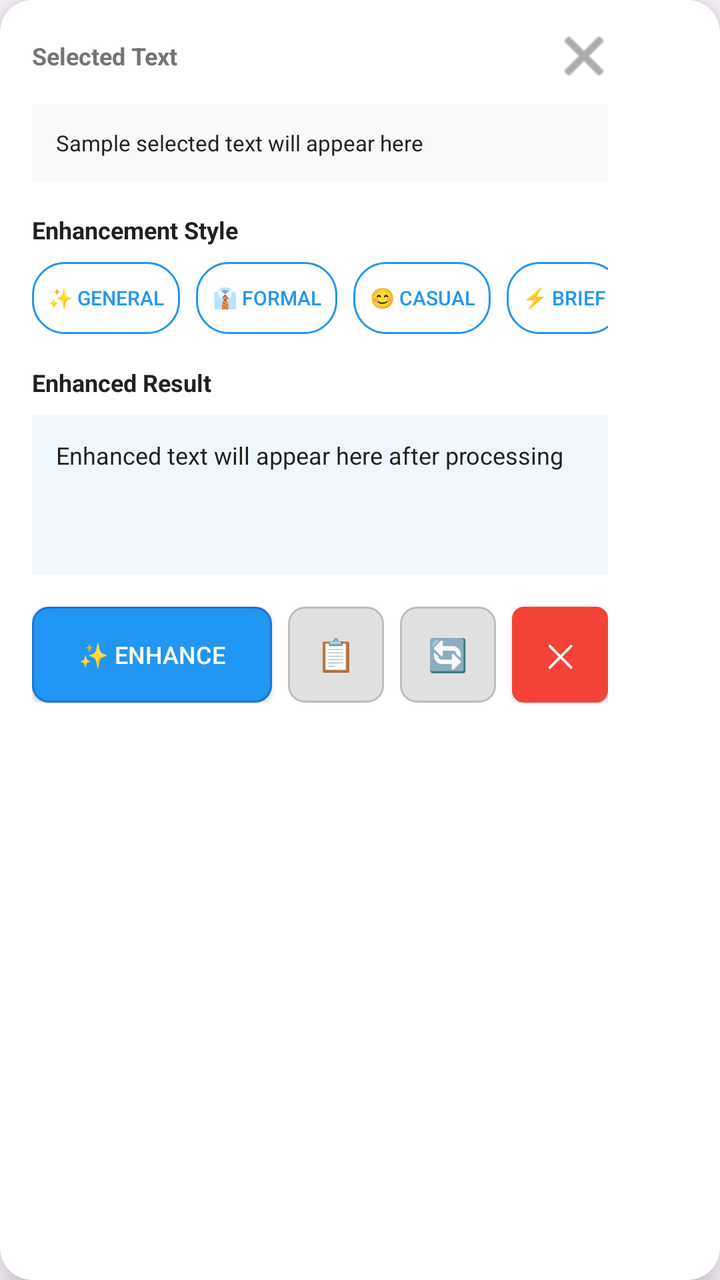
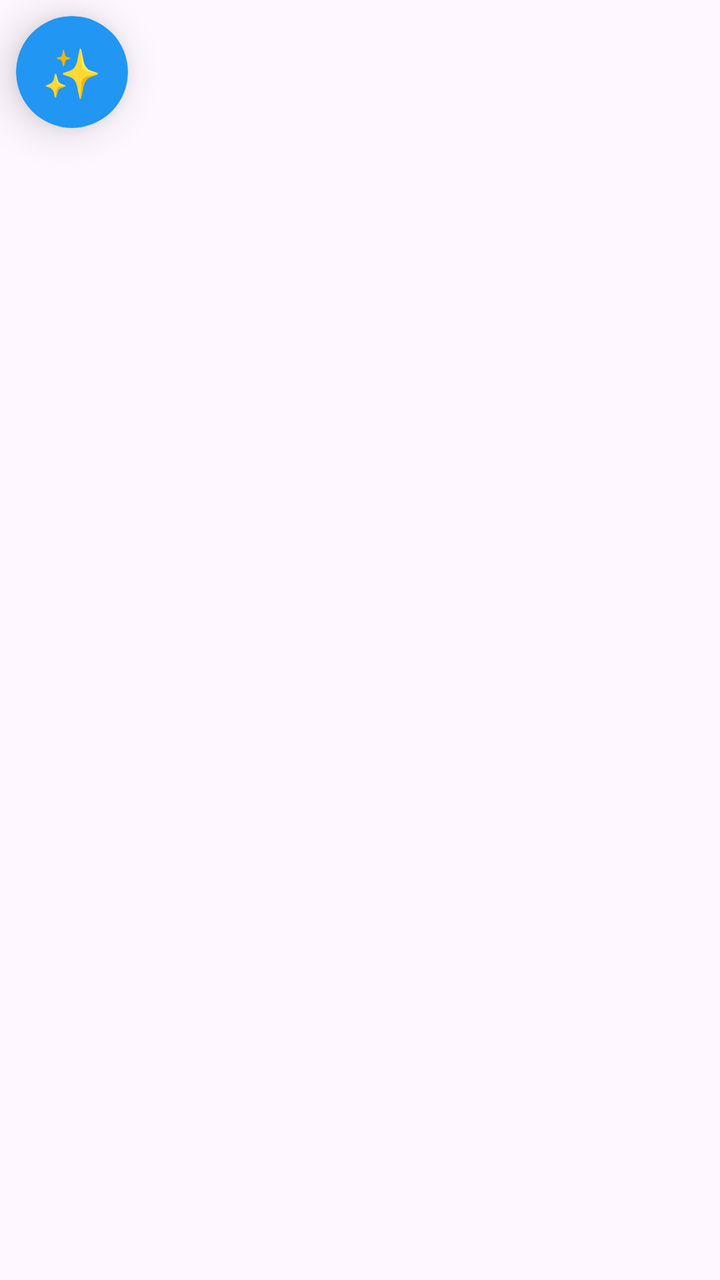

Two renders of the same Android screen: before a commit and after it. Below are the layout's source before the change and the commit's diff.
<!-- AndroidManifest.xml: application theme Theme.TextSelectionBubble -->
<!-- res/layout/bubble_layout.xml -->
<?xml version="1.0" encoding="utf-8"?>
<androidx.cardview.widget.CardView xmlns:android="http://schemas.android.com/apk/res/android"
    xmlns:app="http://schemas.android.com/apk/res-auto"
    android:layout_width="wrap_content"
    android:layout_height="wrap_content"
    android:layout_margin="8dp"
    app:cardCornerRadius="16dp"
    app:cardElevation="12dp"
    app:cardBackgroundColor="@color/bubble_background">

    <LinearLayout
        android:layout_width="320dp"
        android:layout_height="wrap_content"
        android:orientation="vertical"
        android:padding="16dp">

        
        <LinearLayout
            android:layout_width="match_parent"
            android:layout_height="wrap_content"
            android:orientation="horizontal"
            android:gravity="center_vertical"
            android:layout_marginBottom="12dp">

            <TextView
                android:layout_width="0dp"
                android:layout_height="wrap_content"
                android:layout_weight="1"
                android:text="Selected Text"
                android:textSize="12sp"
                android:textColor="@color/text_secondary"
                android:textStyle="bold" />

            <ImageButton
                android:id="@+id/btnMinimize"
                android:layout_width="24dp"
                android:layout_height="24dp"
                android:background="?android:attr/selectableItemBackgroundBorderless"
                android:src="@android:drawable/ic_menu_close_clear_cancel"
                android:contentDescription="Minimize"
                android:tint="@color/text_secondary" />
        </LinearLayout>

        
        <TextView
            android:id="@+id/tvSelectedText"
            android:layout_width="match_parent"
            android:layout_height="wrap_content"
            android:text="Sample selected text will appear here"
            android:textSize="11sp"
            android:textColor="@color/text_primary"
            android:maxLines="3"
            android:ellipsize="end"
            android:layout_marginBottom="16dp"
            android:background="#F8F9FA"
            android:padding="12dp"
            android:lineSpacingExtra="2dp" />

        
        <TextView
            android:layout_width="match_parent"
            android:layout_height="wrap_content"
            android:text="Enhancement Style"
            android:textSize="12sp"
            android:textColor="@color/text_primary"
            android:textStyle="bold"
            android:layout_marginBottom="8dp" />

        <HorizontalScrollView
            android:layout_width="match_parent"
            android:layout_height="wrap_content"
            android:layout_marginBottom="16dp"
            android:scrollbars="none">

            <LinearLayout
                android:layout_width="wrap_content"
                android:layout_height="wrap_content"
                android:orientation="horizontal">

                <Button
                    android:id="@+id/btnGeneral"
                    android:layout_width="wrap_content"
                    android:layout_height="36dp"
                    android:layout_marginEnd="8dp"
                    android:text="✨ General"
                    android:textSize="10sp"
                    android:background="@drawable/enhancement_button_selector"
                    android:textColor="@color/enhancement_selected"
                    android:padding="8dp"
                    android:minWidth="0dp" />

                <Button
                    android:id="@+id/btnProfessional"
                    android:layout_width="wrap_content"
                    android:layout_height="36dp"
                    android:layout_marginEnd="8dp"
                    android:text="👔 Formal"
                    android:textSize="10sp"
                    android:background="@drawable/enhancement_button_selector"
                    android:textColor="@color/enhancement_selected"
                    android:padding="8dp"
                    android:minWidth="0dp" />

                <Button
                    android:id="@+id/btnCasual"
                    android:layout_width="wrap_content"
                    android:layout_height="36dp"
                    android:layout_marginEnd="8dp"
                    android:text="😊 Casual"
                    android:textSize="10sp"
                    android:background="@drawable/enhancement_button_selector"
                    android:textColor="@color/enhancement_selected"
                    android:padding="8dp"
                    android:minWidth="0dp" />

                <Button
                    android:id="@+id/btnConcise"
                    android:layout_width="wrap_content"
                    android:layout_height="36dp"
                    android:layout_marginEnd="8dp"
                    android:text="⚡ Brief"
                    android:textSize="10sp"
                    android:background="@drawable/enhancement_button_selector"
                    android:textColor="@color/enhancement_selected"
                    android:padding="8dp"
                    android:minWidth="0dp" />

                <Button
                    android:id="@+id/btnDetailed"
                    android:layout_width="wrap_content"
                    android:layout_height="36dp"
                    android:text="📝 Detailed"
                    android:textSize="10sp"
                    android:background="@drawable/enhancement_button_selector"
                    android:textColor="@color/enhancement_selected"
                    android:padding="8dp"
                    android:minWidth="0dp" />

            </LinearLayout>
        </HorizontalScrollView>

        
        <TextView
            android:layout_width="match_parent"
            android:layout_height="wrap_content"
            android:text="Enhanced Result"
            android:textSize="12sp"
            android:textColor="@color/text_primary"
            android:textStyle="bold"
            android:layout_marginBottom="8dp" />

        <TextView
            android:id="@+id/tvTransformedText"
            android:layout_width="match_parent"
            android:layout_height="wrap_content"
            android:text="Enhanced text will appear here after processing"
            android:textSize="12sp"
            android:textColor="@color/text_primary"
            android:maxLines="5"
            android:ellipsize="end"
            android:layout_marginBottom="16dp"
            android:background="#F0F8FF"
            android:padding="12dp"
            android:textIsSelectable="true"
            android:minHeight="80dp"
            android:gravity="top"
            android:lineSpacingExtra="2dp" />

        
        <LinearLayout
            android:layout_width="match_parent"
            android:layout_height="wrap_content"
            android:orientation="horizontal"
            android:gravity="center_vertical">

            <Button
                android:id="@+id/btnEnhance"
                android:layout_width="0dp"
                android:layout_height="48dp"
                android:layout_weight="1"
                android:text="✨ Enhance"
                android:textSize="12sp"
                android:layout_marginEnd="8dp"
                android:background="@drawable/enhanced_action_button"
                android:textColor="@android:color/white" />

            <Button
                android:id="@+id/btnCopy"
                android:layout_width="48dp"
                android:layout_height="48dp"
                android:text="📋"
                android:textSize="16sp"
                android:layout_marginEnd="8dp"
                android:enabled="false"
                android:background="@drawable/disabled_action_button"
                android:textColor="@color/text_secondary" />

            <Button
                android:id="@+id/btnReplace"
                android:layout_width="48dp"
                android:layout_height="48dp"
                android:text="🔄"
                android:textSize="16sp"
                android:layout_marginEnd="8dp"
                android:enabled="false"
                android:background="@drawable/disabled_action_button"
                android:textColor="@color/text_secondary" />

            <Button
                android:id="@+id/btnClose"
                android:layout_width="48dp"
                android:layout_height="48dp"
                android:text="✕"
                android:textSize="16sp"
                android:background="@drawable/close_button_background"
                android:textColor="@android:color/white" />

        </LinearLayout>

        
        <LinearLayout
            android:id="@+id/progressContainer"
            android:layout_width="match_parent"
            android:layout_height="wrap_content"
            android:layout_marginTop="12dp"
            android:gravity="center"
            android:visibility="gone">

            <ProgressBar
                android:id="@+id/progressBar"
                style="?android:attr/progressBarStyleSmall"
                android:layout_width="16dp"
                android:layout_height="16dp"
                android:layout_marginEnd="8dp" />

            <TextView
                android:id="@+id/tvStatus"
                android:layout_width="wrap_content"
                android:layout_height="wrap_content"
                android:text="Processing..."
                android:textSize="10sp"
                android:textColor="@color/text_secondary" />
        </LinearLayout>

    </LinearLayout>

</androidx.cardview.widget.CardView>
<!-- resources referenced by this layout -->
<resources>
  <color name="bubble_background">#FFFFFF</color>
  <color name="enhancement_selected">#2196F3</color>
  <color name="text_primary">#212121</color>
  <color name="text_secondary">#757575</color>
  <!-- drawable close_button_background (drawable) -->
  <?xml version="1.0" encoding="utf-8"?>
  <shape xmlns:android="http://schemas.android.com/apk/res/android">
      <solid android:color="#F44336" />
      <corners android:radius="6dp" />
  </shape>
  <!-- drawable disabled_action_button (drawable) -->
  <?xml version="1.0" encoding="utf-8"?>
  <shape xmlns:android="http://schemas.android.com/apk/res/android">
      <solid android:color="@color/enhancement_unselected" />
      <corners android:radius="8dp" />
      <stroke
          android:width="1dp"
          android:color="#BDBDBD" />
  </shape>
  <!-- drawable enhanced_action_button (drawable) -->
  <?xml version="1.0" encoding="utf-8"?>
  <shape xmlns:android="http://schemas.android.com/apk/res/android">
      <solid android:color="@color/enhancement_selected" />
      <corners android:radius="8dp" />
      <stroke
          android:width="1dp"
          android:color="#1976D2" />
  </shape>
  <!-- drawable enhancement_button_selector (drawable) -->
  <?xml version="1.0" encoding="utf-8"?>
  <selector xmlns:android="http://schemas.android.com/apk/res/android">
      <item android:state_selected="true" android:drawable="@drawable/enhancement_button_selected" />
      <item android:drawable="@drawable/enhancement_button_unselected" />
  </selector>
  <style name="Theme.TextSelectionBubble" parent="Theme.Material3.DayNight.NoActionBar">
          <item name="colorPrimary">@color/enhancement_selected</item>
          <item name="colorOnPrimary">@android:color/white</item>
          <item name="colorSecondary">@color/teal_200</item>
          <item name="colorError">@color/close_button_color</item>
      </style>
  <color name="enhancement_unselected">#E0E0E0</color>
  <!-- drawable enhancement_button_selected (drawable) -->
  <?xml version="1.0" encoding="utf-8"?>
  <shape xmlns:android="http://schemas.android.com/apk/res/android">
      <solid android:color="@color/enhancement_selected" />
      <corners android:radius="16dp" />
      <stroke
          android:width="1dp"
          android:color="@color/enhancement_selected" />
  </shape>
  <!-- drawable enhancement_button_unselected (drawable) -->
  <?xml version="1.0" encoding="utf-8"?>
  <shape xmlns:android="http://schemas.android.com/apk/res/android">
      <solid android:color="@android:color/transparent" />
      <corners android:radius="16dp" />
      <stroke
          android:width="1dp"
          android:color="@color/enhancement_selected" />
  </shape>
  <color name="teal_200">#FF03DAC5</color>
  <color name="close_button_color">#F44336</color>
</resources>

<!-- the commit's change to res/layout/bubble_layout.xml (unified diff, before → after) -->
@@ -1,247 +1,291 @@
 <?xml version="1.0" encoding="utf-8"?>
-<androidx.cardview.widget.CardView xmlns:android="http://schemas.android.com/apk/res/android"
+<FrameLayout xmlns:android="http://schemas.android.com/apk/res/android"
     xmlns:app="http://schemas.android.com/apk/res-auto"
     android:layout_width="wrap_content"
-    android:layout_height="wrap_content"
-    android:layout_margin="8dp"
-    app:cardCornerRadius="16dp"
-    app:cardElevation="12dp"
-    app:cardBackgroundColor="@color/bubble_background">
-
-    <LinearLayout
-        android:layout_width="320dp"
-        android:layout_height="wrap_content"
-        android:orientation="vertical"
-        android:padding="16dp">
-
-        
+    android:layout_height="wrap_content">
+
+    
+    <androidx.cardview.widget.CardView
+        android:id="@+id/minimizedView"
+        android:layout_width="56dp"
+        android:layout_height="56dp"
+        android:layout_margin="8dp"
+        app:cardCornerRadius="28dp"
+        app:cardElevation="12dp"
+        app:cardBackgroundColor="@color/enhancement_selected"
+        android:visibility="visible">
+
         <LinearLayout
             android:layout_width="match_parent"
+            android:layout_height="match_parent"
+            android:gravity="center"
+            android:orientation="vertical">
+
+            <TextView
+                android:layout_width="wrap_content"
+                android:layout_height="wrap_content"
+                android:text="✨"
+                android:textSize="24sp" />
+
+        </LinearLayout>
+    </androidx.cardview.widget.CardView>
+
+    
+    <androidx.cardview.widget.CardView
+        android:id="@+id/expandedView"
+        android:layout_width="wrap_content"
+        android:layout_height="wrap_content"
+        android:layout_margin="8dp"
+        app:cardCornerRadius="16dp"
+        app:cardElevation="12dp"
+        app:cardBackgroundColor="@color/bubble_background"
+        android:visibility="gone">
+
+        <LinearLayout
+            android:layout_width="320dp"
             android:layout_height="wrap_content"
-            android:orientation="horizontal"
-            android:gravity="center_vertical"
-            android:layout_marginBottom="12dp">
-
+            android:orientation="vertical"
+            android:padding="16dp">
+
+            
+            <LinearLayout
+                android:layout_width="match_parent"
+                android:layout_height="wrap_content"
+                android:orientation="horizontal"
+                android:gravity="center_vertical"
+                android:layout_marginBottom="12dp">
+
+                <TextView
+                    android:layout_width="0dp"
+                    android:layout_height="wrap_content"
+                    android:layout_weight="1"
+                    android:text="Selected Text"
+                    android:textSize="12sp"
+                    android:textColor="@color/text_secondary"
+                    android:textStyle="bold" />
+
+                <ImageButton
+                    android:id="@+id/btnMinimize"
+                    android:layout_width="24dp"
+                    android:layout_height="24dp"
+                    android:layout_marginEnd="8dp"
+                    android:background="?android:attr/selectableItemBackgroundBorderless"
+                    android:src="@android:drawable/ic_menu_close_clear_cancel"
+                    android:contentDescription="Minimize"
+                    app:tint="@color/text_secondary" />
+
+                <ImageButton
+                    android:id="@+id/btnClose"
+                    android:layout_width="24dp"
+                    android:layout_height="24dp"
+                    android:background="?android:attr/selectableItemBackgroundBorderless"
+                    android:src="@android:drawable/ic_delete"
+                    android:contentDescription="Close"
+                    app:tint="@color/close_button_color" />
+            </LinearLayout>
+
+            
             <TextView
-                android:layout_width="0dp"
-                android:layout_height="wrap_content"
-                android:layout_weight="1"
-                android:text="Selected Text"
+                android:id="@+id/tvSelectedText"
+                android:layout_width="match_parent"
+                android:layout_height="wrap_content"
+                android:text="Sample selected text will appear here"
+                android:textSize="11sp"
+                android:textColor="@color/text_primary"
+                android:maxLines="3"
+                android:ellipsize="end"
+                android:layout_marginBottom="16dp"
+                android:background="#F8F9FA"
+                android:padding="12dp"
+                android:lineSpacingExtra="2dp" />
+
+            
+            <TextView
+                android:layout_width="match_parent"
+                android:layout_height="wrap_content"
+                android:text="Enhancement Style"
                 android:textSize="12sp"
-                android:textColor="@color/text_secondary"
-                android:textStyle="bold" />
-
-            <ImageButton
-                android:id="@+id/btnMinimize"
-                android:layout_width="24dp"
-                android:layout_height="24dp"
-                android:background="?android:attr/selectableItemBackgroundBorderless"
-                android:src="@android:drawable/ic_menu_close_clear_cancel"
-                android:contentDescription="Minimize"
-                android:tint="@color/text_secondary" />
-        </LinearLayout>
-
-        
-        <TextView
-            android:id="@+id/tvSelectedText"
-            android:layout_width="match_parent"
-            android:layout_height="wrap_content"
-            android:text="Sample selected text will appear here"
-            android:textSize="11sp"
-            android:textColor="@color/text_primary"
-            android:maxLines="3"
-            android:ellipsize="end"
-            android:layout_marginBottom="16dp"
-            android:background="#F8F9FA"
-            android:padding="12dp"
-            android:lineSpacingExtra="2dp" />
-
-        
-        <TextView
-            android:layout_width="match_parent"
-            android:layout_height="wrap_content"
-            android:text="Enhancement Style"
-            android:textSize="12sp"
-            android:textColor="@color/text_primary"
-            android:textStyle="bold"
-            android:layout_marginBottom="8dp" />
-
-        <HorizontalScrollView
-            android:layout_width="match_parent"
-            android:layout_height="wrap_content"
-            android:layout_marginBottom="16dp"
-            android:scrollbars="none">
-
-            <LinearLayout
-                android:layout_width="wrap_content"
-                android:layout_height="wrap_content"
-                android:orientation="horizontal">
-
-                <Button
-                    android:id="@+id/btnGeneral"
+                android:textColor="@color/text_primary"
+                android:textStyle="bold"
+                android:layout_marginBottom="8dp" />
+
+            <HorizontalScrollView
+                android:layout_width="match_parent"
+                android:layout_height="wrap_content"
+                android:layout_marginBottom="16dp"
+                android:scrollbars="none">
+
+                <LinearLayout
                     android:layout_width="wrap_content"
-                    android:layout_height="36dp"
-                    android:layout_marginEnd="8dp"
-                    android:text="✨ General"
-                    android:textSize="10sp"
-                    android:background="@drawable/enhancement_button_selector"
-                    android:textColor="@color/enhancement_selected"
-                    android:padding="8dp"
-                    android:minWidth="0dp" />
-
-                <Button
-                    android:id="@+id/btnProfessional"
-                    android:layout_width="wrap_content"
-                    android:layout_height="36dp"
-                    android:layout_marginEnd="8dp"
-                    android:text="👔 Formal"
-                    android:textSize="10sp"
-                    android:background="@drawable/enhancement_button_selector"
-                    android:textColor="@color/enhancement_selected"
-                    android:padding="8dp"
-                    android:minWidth="0dp" />
-
-                <Button
-                    android:id="@+id/btnCasual"
-                    android:layout_width="wrap_content"
-                    android:layout_height="36dp"
-                    android:layout_marginEnd="8dp"
-                    android:text="😊 Casual"
-                    android:textSize="10sp"
-                    android:background="@drawable/enhancement_button_selector"
-                    android:textColor="@color/enhancement_selected"
-                    android:padding="8dp"
-                    android:minWidth="0dp" />
-
-                <Button
-                    android:id="@+id/btnConcise"
-                    android:layout_width="wrap_content"
-                    android:layout_height="36dp"
-                    android:layout_marginEnd="8dp"
-                    android:text="⚡ Brief"
-                    android:textSize="10sp"
-                    android:background="@drawable/enhancement_button_selector"
-                    android:textColor="@color/enhancement_selected"
-                    android:padding="8dp"
-                    android:minWidth="0dp" />
-
-                <Button
-                    android:id="@+id/btnDetailed"
-                    android:layout_width="wrap_content"
-                    android:layout_height="36dp"
-                    android:text="📝 Detailed"
-                    android:textSize="10sp"
-                    android:background="@drawable/enhancement_button_selector"
-                    android:textColor="@color/enhancement_selected"
-                    android:padding="8dp"
-                    android:minWidth="0dp" />
-
-            </LinearLayout>
-        </HorizontalScrollView>
-
-        
-        <TextView
-            android:layout_width="match_parent"
-            android:layout_height="wrap_content"
-            android:text="Enhanced Result"
-            android:textSize="12sp"
-            android:textColor="@color/text_primary"
-            android:textStyle="bold"
-            android:layout_marginBottom="8dp" />
-
-        <TextView
-            android:id="@+id/tvTransformedText"
-            android:layout_width="match_parent"
-            android:layout_height="wrap_content"
-            android:text="Enhanced text will appear here after processing"
-            android:textSize="12sp"
-            android:textColor="@color/text_primary"
-            android:maxLines="5"
-            android:ellipsize="end"
-            android:layout_marginBottom="16dp"
-            android:background="#F0F8FF"
-            android:padding="12dp"
-            android:textIsSelectable="true"
-            android:minHeight="80dp"
-            android:gravity="top"
-            android:lineSpacingExtra="2dp" />
-
-        
-        <LinearLayout
-            android:layout_width="match_parent"
-            android:layout_height="wrap_content"
-            android:orientation="horizontal"
-            android:gravity="center_vertical">
-
+                    android:layout_height="wrap_content"
+                    android:orientation="horizontal">
+
+                    <Button
+                        android:id="@+id/btnGeneral"
+                        android:layout_width="wrap_content"
+                        android:layout_height="36dp"
+                        android:layout_marginEnd="8dp"
+                        android:text="✨ General"
+                        android:textSize="10sp"
+                        android:background="@drawable/enhancement_button_selector"
+                        android:textColor="@color/enhancement_selected"
+                        android:padding="8dp"
+                        android:minWidth="0dp" />
+
+                    <Button
+                        android:id="@+id/btnProfessional"
+                        android:layout_width="wrap_content"
+                        android:layout_height="36dp"
+                        android:layout_marginEnd="8dp"
+                        android:text="👔 Formal"
+                        android:textSize="10sp"
+                        android:background="@drawable/enhancement_button_selector"
+                        android:textColor="@color/enhancement_selected"
+                        android:padding="8dp"
+                        android:minWidth="0dp" />
+
+                    <Button
+                        android:id="@+id/btnCasual"
+                        android:layout_width="wrap_content"
+                        android:layout_height="36dp"
+                        android:layout_marginEnd="8dp"
+                        android:text="😊 Casual"
+                        android:textSize="10sp"
+                        android:background="@drawable/enhancement_button_selector"
+                        android:textColor="@color/enhancement_selected"
+                        android:padding="8dp"
+                        android:minWidth="0dp" />
+
+                    <Button
+                        android:id="@+id/btnConcise"
+                        android:layout_width="wrap_content"
+                        android:layout_height="36dp"
+                        android:layout_marginEnd="8dp"
+                        android:text="⚡ Brief"
+                        android:textSize="10sp"
+                        android:background="@drawable/enhancement_button_selector"
+                        android:textColor="@color/enhancement_selected"
+                        android:padding="8dp"
+                        android:minWidth="0dp" />
+
+                    <Button
+                        android:id="@+id/btnDetailed"
+                        android:layout_width="wrap_content"
+                        android:layout_height="36dp"
+                        android:text="📝 Detailed"
+                        android:textSize="10sp"
+                        android:background="@drawable/enhancement_button_selector"
+                        android:textColor="@color/enhancement_selected"
+                        android:padding="8dp"
+                        android:minWidth="0dp" />
+
+                </LinearLayout>
+            </HorizontalScrollView>
+
+            
             <Button
                 android:id="@+id/btnEnhance"
-                android:layout_width="0dp"
+                android:layout_width="match_parent"
                 android:layout_height="48dp"
-                android:layout_weight="1"
-                android:text="✨ Enhance"
+                android:text="✨ Enhance Text"
                 android:textSize="12sp"
-                android:layout_marginEnd="8dp"
+                android:layout_marginBottom="16dp"
                 android:background="@drawable/enhanced_action_button"
                 android:textColor="@android:color/white" />
 
-            <Button
-                android:id="@+id/btnCopy"
-                android:layout_width="48dp"
-                android:layout_height="48dp"
-                android:text="📋"
-                android:textSize="16sp"
-                android:layout_marginEnd="8dp"
-                android:enabled="false"
-                android:background="@drawable/disabled_action_button"
-                android:textColor="@color/text_secondary" />
-
-            <Button
-                android:id="@+id/btnReplace"
-                android:layout_width="48dp"
-                android:layout_height="48dp"
-                android:text="🔄"
-                android:textSize="16sp"
-                android:layout_marginEnd="8dp"
-                android:enabled="false"
-                android:background="@drawable/disabled_action_button"
-                android:textColor="@color/text_secondary" />
-
-            <Button
-                android:id="@+id/btnClose"
-                android:layout_width="48dp"
-                android:layout_height="48dp"
-                android:text="✕"
-                android:textSize="16sp"
-                android:background="@drawable/close_button_background"
-                android:textColor="@android:color/white" />
+            
+            <LinearLayout
+                android:id="@+id/enhancedResultSection"
+                android:layout_width="match_parent"
+                android:layout_height="wrap_content"
+                android:orientation="vertical"
+                android:visibility="gone">
+
+                <TextView
+                    android:layout_width="match_parent"
+                    android:layout_height="wrap_content"
+                    android:text="Enhanced Result"
+                    android:textSize="12sp"
+                    android:textColor="@color/text_primary"
+                    android:textStyle="bold"
+                    android:layout_marginBottom="8dp" />
+
+                <TextView
+                    android:id="@+id/tvTransformedText"
+                    android:layout_width="match_parent"
+                    android:layout_height="wrap_content"
+                    android:text="Enhanced text will appear here"
+                    android:textSize="12sp"
+                    android:textColor="@color/text_primary"
+                    android:maxLines="8"
+                    android:ellipsize="end"
+                    android:layout_marginBottom="16dp"
+                    android:background="#F0F8FF"
+                    android:padding="12dp"
+                    android:textIsSelectable="true"
+                    android:minHeight="80dp"
+                    android:gravity="top"
+                    android:lineSpacingExtra="2dp" />
+
+                
+                <LinearLayout
+                    android:layout_width="match_parent"
+                    android:layout_height="wrap_content"
+                    android:orientation="horizontal"
+                    android:gravity="center_vertical">
+
+                    <Button
+                        android:id="@+id/btnCopy"
+                        android:layout_width="0dp"
+                        android:layout_height="48dp"
+                        android:layout_weight="1"
+                        android:text="📋 Copy"
+                        android:textSize="12sp"
+                        android:layout_marginEnd="8dp"
+                        android:background="@drawable/enhanced_action_button"
+                        android:textColor="@android:color/white" />
+
+                    <Button
+                        android:id="@+id/btnReplace"
+                        android:layout_width="0dp"
+                        android:layout_height="48dp"
+                        android:layout_weight="1"
+                        android:text="🔄 Replace"
+                        android:textSize="12sp"
+                        android:background="@drawable/enhanced_action_button"
+                        android:textColor="@android:color/white" />
+
+                </LinearLayout>
+
+            </LinearLayout>
+
+            
+            <LinearLayout
+                android:id="@+id/progressContainer"
+                android:layout_width="match_parent"
+                android:layout_height="wrap_content"
+                android:layout_marginTop="12dp"
+                android:gravity="center"
+                android:visibility="gone">
+
+                <ProgressBar
+                    android:id="@+id/progressBar"
+                    style="?android:attr/progressBarStyleSmall"
+                    android:layout_width="16dp"
+                    android:layout_height="16dp"
+                    android:layout_marginEnd="8dp" />
+
+                <TextView
+                    android:id="@+id/tvStatus"
+                    android:layout_width="wrap_content"
+                    android:layout_height="wrap_content"
+                    android:text="Processing..."
+                    android:textSize="10sp"
+                    android:textColor="@color/text_secondary" />
+            </LinearLayout>
 
         </LinearLayout>
 
-        
-        <LinearLayout
-            android:id="@+id/progressContainer"
-            android:layout_width="match_parent"
-            android:layout_height="wrap_content"
-            android:layout_marginTop="12dp"
-            android:gravity="center"
-            android:visibility="gone">
-
-            <ProgressBar
-                android:id="@+id/progressBar"
-                style="?android:attr/progressBarStyleSmall"
-                android:layout_width="16dp"
-                android:layout_height="16dp"
-                android:layout_marginEnd="8dp" />
-
-            <TextView
-                android:id="@+id/tvStatus"
-                android:layout_width="wrap_content"
-                android:layout_height="wrap_content"
-                android:text="Processing..."
-                android:textSize="10sp"
-                android:textColor="@color/text_secondary" />
-        </LinearLayout>
-
-    </LinearLayout>
-
-</androidx.cardview.widget.CardView>
+    </androidx.cardview.widget.CardView>
+
+</FrameLayout>
<!-- resource entries referenced after the edit -->
@@ -4,21 +4,6 @@
   <color name="enhancement_selected">#2196F3</color>
   <color name="text_primary">#212121</color>
   <color name="text_secondary">#757575</color>
-  <!-- drawable close_button_background (drawable) -->
-  <?xml version="1.0" encoding="utf-8"?>
-  <shape xmlns:android="http://schemas.android.com/apk/res/android">
-      <solid android:color="#F44336" />
-      <corners android:radius="6dp" />
-  </shape>
-  <!-- drawable disabled_action_button (drawable) -->
-  <?xml version="1.0" encoding="utf-8"?>
-  <shape xmlns:android="http://schemas.android.com/apk/res/android">
-      <solid android:color="@color/enhancement_unselected" />
-      <corners android:radius="8dp" />
-      <stroke
-          android:width="1dp"
-          android:color="#BDBDBD" />
-  </shape>
   <!-- drawable enhanced_action_button (drawable) -->
   <?xml version="1.0" encoding="utf-8"?>
   <shape xmlns:android="http://schemas.android.com/apk/res/android">
@@ -40,7 +25,6 @@
           <item name="colorSecondary">@color/teal_200</item>
           <item name="colorError">@color/close_button_color</item>
       </style>
-  <color name="enhancement_unselected">#E0E0E0</color>
   <!-- drawable enhancement_button_selected (drawable) -->
   <?xml version="1.0" encoding="utf-8"?>
   <shape xmlns:android="http://schemas.android.com/apk/res/android">
